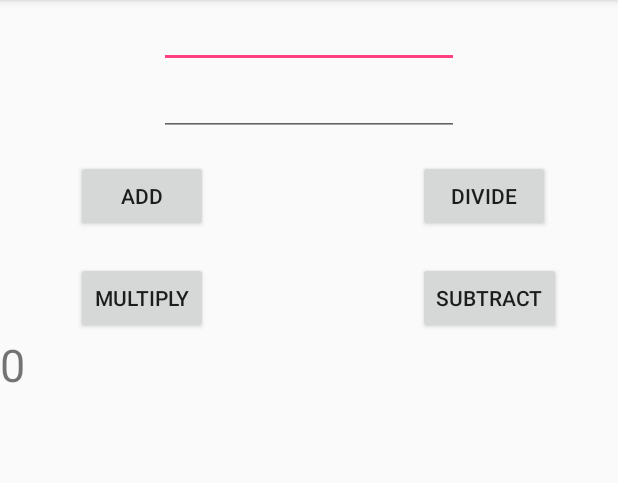
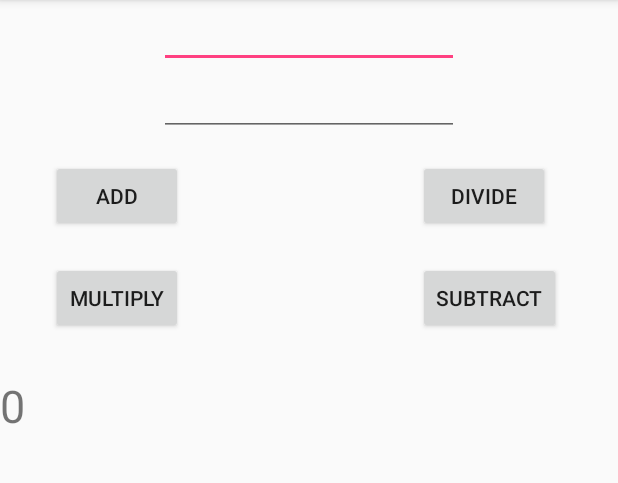
Before and after one commit to hat20/SimpleCalculatorApp, an Android app: the screen it shows after launch (MainActivity), after a tap on "ADD", on a phone screen of 412 x 824 dp, the part 84-567 px from its top. Run offline under Robolectric (Android 15) with nearby library versions, the phone set to English and light mode, and no system bars; 2 statements that could not run were skipped.

Commit message:
Solved the movement in buttons which resulted when the answer was displayed

```diff
--- a/app/src/main/res/layout/activity_main.xml
+++ b/app/src/main/res/layout/activity_main.xml
@@ -39,10 +39,9 @@
         android:id="@+id/textview1"
         android:layout_width="wrap_content"
         android:layout_height="wrap_content"
-        android:layout_below="@+id/button1"
-        android:textSize="30sp"
-
-        />
+        android:layout_marginTop="250dp"
+        android:background="@android:color/transparent"
+        android:textSize="30sp" />
 
     <Button
         android:id="@+id/button1"
@@ -62,7 +61,6 @@
         android:layout_below="@+id/edtext2"
         android:layout_marginStart="34dp"
         android:layout_marginTop="84dp"
-        android:layout_toEndOf="@+id/textview1"
         android:onClick="mul"
         android:text="MULTIPLY" />
 
```
